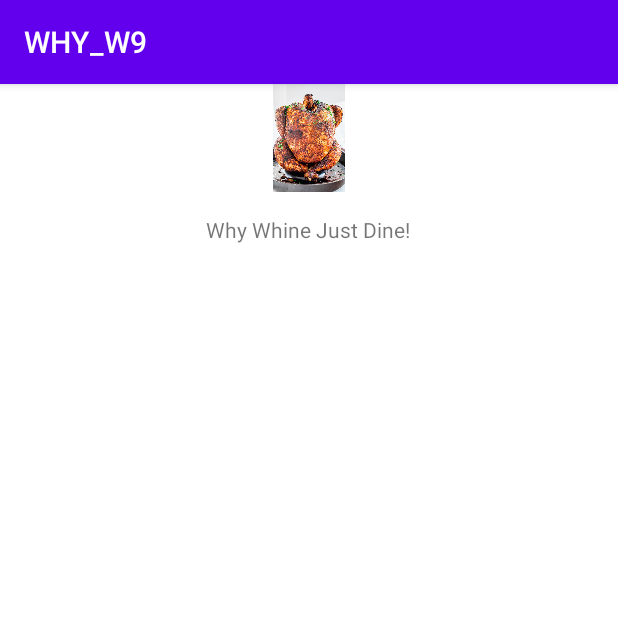
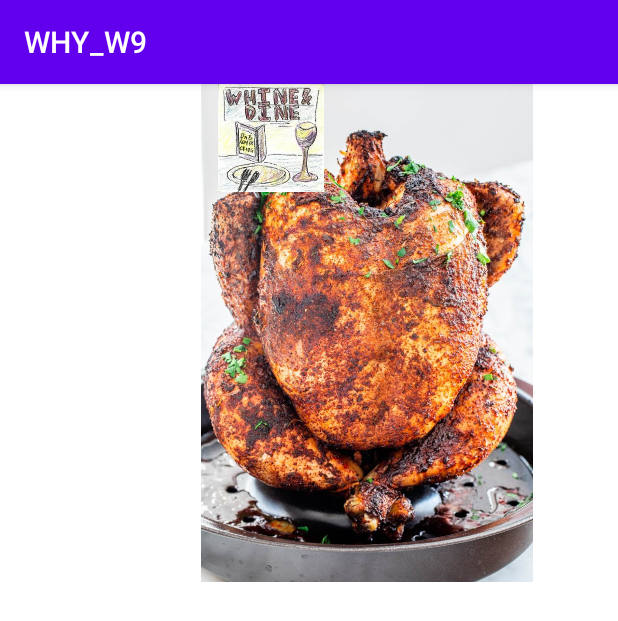
Before and after one commit to Jc2375/WHY_W9, an Android app: the screen it shows after launch (MainActivity), on a phone screen of 412 x 824 dp. Shown: the top 621 px of the screen. Run offline under Robolectric (Android 15) with nearby library versions, the phone set to English and light mode, and no system bars.

Commit message:
base files

```diff
--- a/app/src/main/res/layout/activity_main.xml
+++ b/app/src/main/res/layout/activity_main.xml
@@ -17,10 +17,20 @@
         app:layout_constraintTop_toTopOf="parent"
         app:layout_constraintVertical_bias="0.117" />
 
-    <ImageView android:src="@drawable/beer_can_chicken_1_7"
+    <ImageView
+        android:layout_width="489dp"
+        android:layout_height="332dp"
+        android:layout_gravity="center_horizontal"
+        android:src="@drawable/beer_can_chicken_1_7"
+        tools:layout_editor_absoluteX="-39dp"
+        tools:layout_editor_absoluteY="137dp" />
+
+    <ImageView
         android:layout_width="wrap_content"
         android:layout_height="72dp"
-        android:layout_marginBottom="24dp"
-        android:layout_gravity="center_horizontal" />
+        android:layout_gravity="center_horizontal"
+        android:src="@drawable/why9logo"
+        tools:layout_editor_absoluteX="16dp"
+        tools:layout_editor_absoluteY="11dp" />
 
 </androidx.constraintlayout.widget.ConstraintLayout>
```
